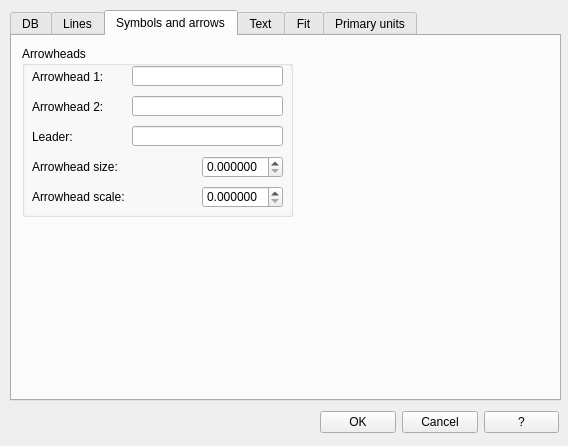
geosim/QAD, file qad_dimstyle_details.ui: the form before one commit.
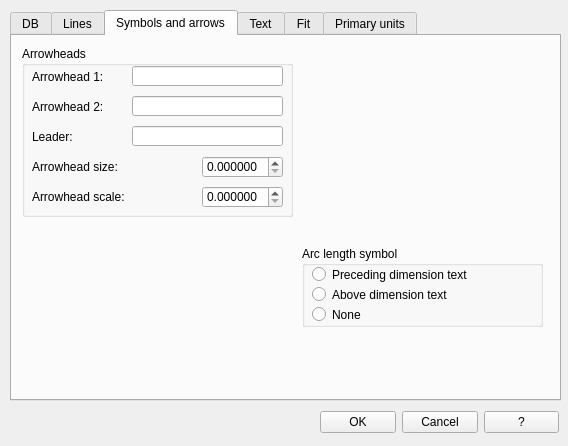
The form after the commit. The open tabs and pages were chosen to show the change.

What changed in the file:
```diff
--- a/qad_dimstyle_details.ui
+++ b/qad_dimstyle_details.ui
@@ -982,6 +982,58 @@
       </property>
      </widget>
     </widget>
+    <widget class="QGroupBox" name="groupBox_4">
+     <property name="geometry">
+      <rect>
+       <x>290</x>
+       <y>210</y>
+       <width>241</width>
+       <height>81</height>
+      </rect>
+     </property>
+     <property name="title">
+      <string>Arc length symbol</string>
+     </property>
+     <widget class="QRadioButton" name="arcSymbolPreceding">
+      <property name="geometry">
+       <rect>
+        <x>10</x>
+        <y>20</y>
+        <width>221</width>
+        <height>17</height>
+       </rect>
+      </property>
+      <property name="text">
+       <string>Preceding dimension text</string>
+      </property>
+     </widget>
+     <widget class="QRadioButton" name="arcSymbolAbove">
+      <property name="geometry">
+       <rect>
+        <x>10</x>
+        <y>40</y>
+        <width>221</width>
+        <height>17</height>
+       </rect>
+      </property>
+      <property name="text">
+       <string>Above dimension text</string>
+      </property>
+     </widget>
+     <widget class="QRadioButton" name="arcSymbolNone">
+      <property name="geometry">
+       <rect>
+        <x>10</x>
+        <y>60</y>
+        <width>221</width>
+        <height>17</height>
+       </rect>
+      </property>
+      <property name="text">
+       <string>None</string>
+      </property>
+     </widget>
+    </widget>
    </widget>
    <widget class="QWidget" name="TextTab">
     <attribute name="title">
```
Left out of the diff: 53 changed lines with no effect on the pictures.
